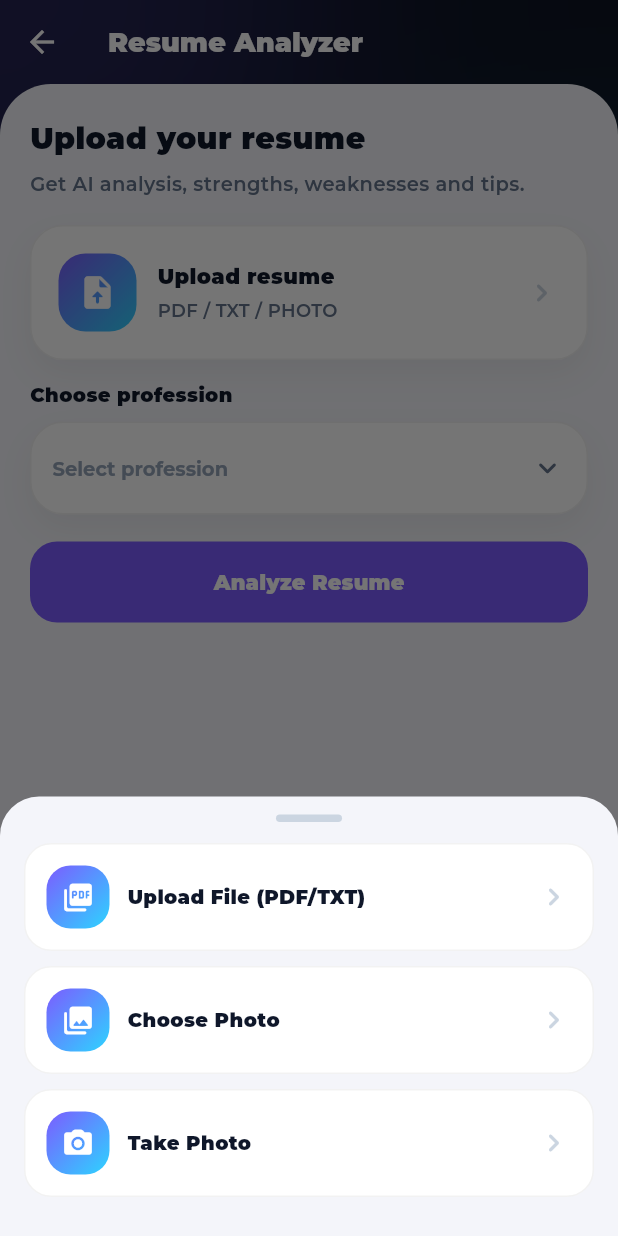
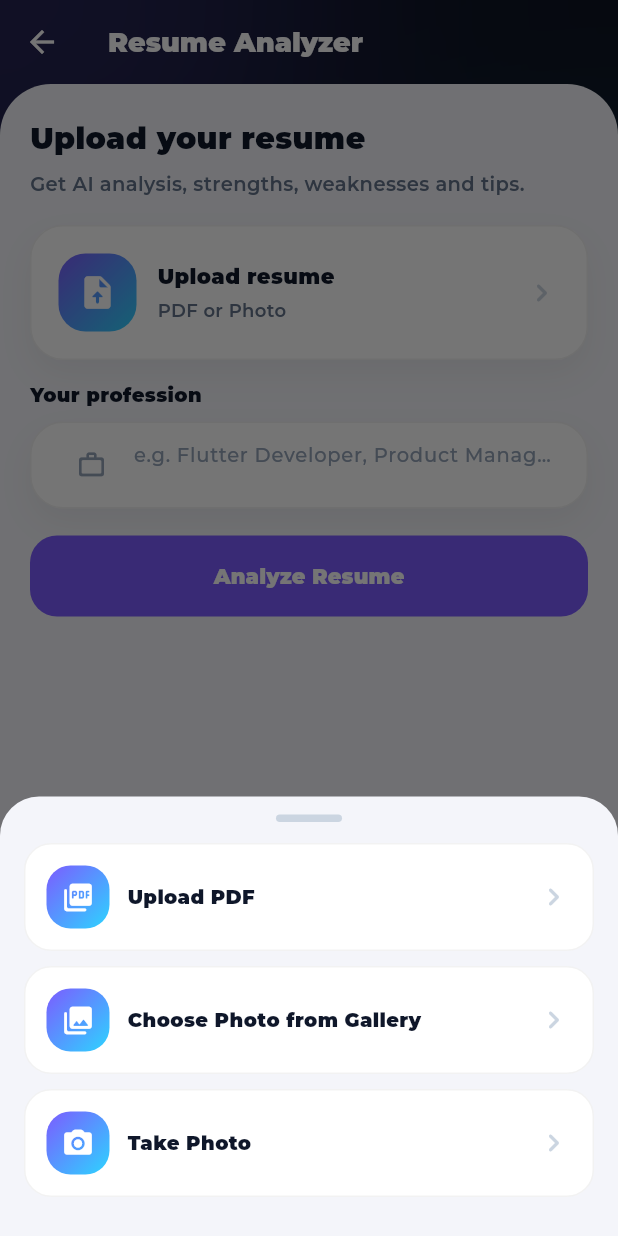
Before and after one commit to dfacee11/DayindAI-Diploma-Project-, a Flutter app: the _ResumeAnalyzerView screen opened directly, after a tap on "Upload resume", on a phone screen of 412 x 824 dp. Run offline on Flutter 3.47's test engine with Material 3 defaults, Android fonts, the phone set to English and light mode, and no system bars; our stand-ins replace cloud_firestore, cloud_functions, file_picker, firebase_auth, firebase_core, google_fonts and 3 more; missing offline and left inert: record; accounts and stored records are empty.

Commit message:
Upload with pfd format in proccess

```diff
--- a/lib/AnalyzeResume/resume_analyzer_page.dart
+++ b/lib/AnalyzeResume/resume_analyzer_page.dart
@@ -20,8 +20,21 @@ class ResumeAnalyzerPage extends StatelessWidget {
   }
 }
 
-class _ResumeAnalyzerView extends StatelessWidget {
+class _ResumeAnalyzerView extends StatefulWidget {
   const _ResumeAnalyzerView();
+
+  @override
+  State<_ResumeAnalyzerView> createState() => _ResumeAnalyzerViewState();
+}
+
+class _ResumeAnalyzerViewState extends State<_ResumeAnalyzerView> {
+  final _professionController = TextEditingController();
+
+  @override
+  void dispose() {
+    _professionController.dispose();
+    super.dispose();
+  }
 
   @override
   Widget build(BuildContext context) {
@@ -42,14 +55,7 @@ class _ResumeAnalyzerView extends StatelessWidget {
       body: Stack(
         children: [
           const DarkTopBackground(),
-          // ✅ белый фон заполняет весь низ
-          Positioned(
-            top: 200,
-            left: 0,
-            right: 0,
-            bottom: 0,
-            child: Container(color: const Color(0xFFF4F5FA)),
-          ),
+          Positioned(top: 200, left: 0, right: 0, bottom: 0, child: Container(color: const Color(0xFFF4F5FA))),
           SafeArea(
             child: LayoutBuilder(
               builder: (context, constraints) => SingleChildScrollView(
@@ -59,10 +65,7 @@ class _ResumeAnalyzerView extends StatelessWidget {
                     width: double.infinity,
                     decoration: const BoxDecoration(
                       color: Color(0xFFF4F5FA),
-                      borderRadius: BorderRadius.only(
-                        topLeft: Radius.circular(34),
-                        topRight: Radius.circular(34),
-                      ),
+                      borderRadius: BorderRadius.only(topLeft: Radius.circular(34), topRight: Radius.circular(34)),
                     ),
                     child: Padding(
                       padding: const EdgeInsets.fromLTRB(20, 22, 20, 30),
@@ -75,9 +78,9 @@ class _ResumeAnalyzerView extends StatelessWidget {
                           const SizedBox(height: 18),
                           _buildUploadCard(context, p),
                           const SizedBox(height: 14),
-                          Text("Choose profession", style: GoogleFonts.montserrat(fontSize: 13, fontWeight: FontWeight.w900, color: const Color(0xFF0F172A))),
+                          Text("Your profession", style: GoogleFonts.montserrat(fontSize: 13, fontWeight: FontWeight.w900, color: const Color(0xFF0F172A))),
                           const SizedBox(height: 8),
-                          _buildDropdown(p),
+                          _buildProfessionField(p),
                           const SizedBox(height: 18),
                           _buildAnalyzeButton(context, p),
                           const SizedBox(height: 20),
@@ -97,6 +100,10 @@ class _ResumeAnalyzerView extends StatelessWidget {
   }
 
   Widget _buildUploadCard(BuildContext context, ResumeAnalyzerProvider p) {
+    final ext = p.selectedResumeFile?.path.split('.').last.toLowerCase();
+    final isPdf = ext == 'pdf';
+    final isImage = ext == 'jpg' || ext == 'jpeg' || ext == 'png';
+
     return WhiteCard(
       child: InkWell(
         borderRadius: BorderRadius.circular(22),
@@ -110,13 +117,21 @@ class _ResumeAnalyzerView extends StatelessWidget {
                 height: 52,
                 decoration: BoxDecoration(
                   borderRadius: BorderRadius.circular(18),
-                  gradient: const LinearGradient(
+                  gradient: LinearGradient(
                     begin: Alignment.topLeft,
                     end: Alignment.bottomRight,
-                    colors: [Color(0xFF7C5CFF), Color(0xFF2DD4FF)],
+                    colors: isPdf
+                        ? [const Color(0xFFEF4444), const Color(0xFFF97316)]
+                        : isImage
+                            ? [const Color(0xFF10B981), const Color(0xFF06B6D4)]
+                            : [const Color(0xFF7C5CFF), const Color(0xFF2DD4FF)],
                   ),
                 ),
-                child: const Icon(Icons.upload_file_rounded, color: Colors.white, size: 26),
+                child: Icon(
+                  isPdf ? Icons.picture_as_pdf_rounded : isImage ? Icons.image_rounded : Icons.upload_file_rounded,
+                  color: Colors.white,
+                  size: 26,
+                ),
               ),
               const SizedBox(width: 14),
               Expanded(
@@ -129,7 +144,7 @@ class _ResumeAnalyzerView extends StatelessWidget {
                     ),
                     const SizedBox(height: 4),
                     Text(
-                      p.selectedResumeFile == null ? "PDF / TXT / PHOTO" : p.selectedResumeFile!.path.split('/').last,
+                      p.selectedResumeFile == null ? "PDF or Photo" : p.selectedResumeFile!.path.split('/').last,
                       maxLines: 1,
                       overflow: TextOverflow.ellipsis,
                       style: GoogleFonts.montserrat(fontSize: 12, fontWeight: FontWeight.w600, color: const Color(0xFF64748B)),
@@ -145,18 +160,20 @@ class _ResumeAnalyzerView extends StatelessWidget {
     );
   }
 
-  Widget _buildDropdown(ResumeAnalyzerProvider p) {
+  Widget _buildProfessionField(ResumeAnalyzerProvider p) {
     return WhiteCard(
       child: Padding(
-        padding: const EdgeInsets.symmetric(horizontal: 14, vertical: 6),
-        child: DropdownButtonFormField<String>(
-          value: p.selectedProfession,
-          decoration: const InputDecoration(border: InputBorder.none),
-          icon: const Icon(Icons.keyboard_arrow_down_rounded, color: Color(0xFF64748B)),
+        padding: const EdgeInsets.symmetric(horizontal: 16, vertical: 4),
+        child: TextField(
+          controller: _professionController,
+          onChanged: p.setProfession,
           style: GoogleFonts.montserrat(color: const Color(0xFF0F172A), fontSize: 13, fontWeight: FontWeight.w700),
-          hint: Text("Select profession", style: GoogleFonts.montserrat(color: const Color(0xFF94A3B8), fontSize: 13, fontWeight: FontWeight.w700)),
-          items: p.professions.map((job) => DropdownMenuItem(value: job, child: Text(job))).toList(),
-          onChanged: p.setProfession,
+          decoration: InputDecoration(
+            border: InputBorder.none,
+            hintText: "e.g. Flutter Developer, Product Manager...",
+            hintStyle: GoogleFonts.montserrat(color: const Color(0xFF94A3B8), fontSize: 13, fontWeight: FontWeight.w500),
+            prefixIcon: const Icon(Icons.work_outline_rounded, color: Color(0xFF94A3B8), size: 20),
+          ),
         ),
       ),
     );
@@ -199,14 +216,13 @@ class _ResumeAnalyzerView extends StatelessWidget {
               mainAxisSize: MainAxisSize.min,
               children: [
                 Container(
-                  width: 44,
-                  height: 5,
+                  width: 44, height: 5,
                   decoration: BoxDecoration(color: const Color(0xFFCBD5E1), borderRadius: BorderRadius.circular(100)),
                 ),
                 const SizedBox(height: 14),
-                BottomSheetTile(icon: Icons.picture_as_pdf_rounded, title: "Upload File (PDF/TXT)", onTap: () async { Navigator.pop(context); await p.pickResumeFile(); }),
-                BottomSheetTile(icon: Icons.photo_library_rounded,   title: "Choose Photo",         onTap: () async { Navigator.pop(context); await p.pickFromGallery(); }),
-                BottomSheetTile(icon: Icons.camera_alt_rounded,      title: "Take Photo",           onTap: () async { Navigator.pop(context); await p.takePhoto(); }),
+                BottomSheetTile(icon: Icons.picture_as_pdf_rounded, title: "Upload PDF", onTap: () async { Navigator.pop(context); await p.pickResumeFile(); }),
+                BottomSheetTile(icon: Icons.photo_library_rounded,  title: "Choose Photo from Gallery", onTap: () async { Navigator.pop(context); await p.pickFromGallery(); }),
+                BottomSheetTile(icon: Icons.camera_alt_rounded,     title: "Take Photo", onTap: () async { Navigator.pop(context); await p.takePhoto(); }),
               ],
             ),
           ),
@@ -234,8 +250,8 @@ class _ResumeAnalyzerView extends StatelessWidget {
                 const SizedBox(height: 10),
                 ...data.levelMatch.entries.map((entry) => _buildLevelBar(entry)),
                 const SizedBox(height: 8),
-                _buildList("Strengths",       data.strengths),
-                _buildList("Weaknesses",      data.weaknesses),
+                _buildList("Strengths", data.strengths),
+                _buildList("Weaknesses", data.weaknesses),
                 _buildList("Recommendations", data.recommendations),
               ],
             ),
@@ -249,8 +265,7 @@ class _ResumeAnalyzerView extends StatelessWidget {
     return Row(
       children: [
         Container(
-          width: 46,
-          height: 46,
+          width: 46, height: 46,
           decoration: BoxDecoration(
             borderRadius: BorderRadius.circular(16),
             gradient: const LinearGradient(
--- a/lib/AnalyzeResume/resume_analyzer_provider.dart
+++ b/lib/AnalyzeResume/resume_analyzer_provider.dart
@@ -1,42 +1,22 @@
 import 'dart:io';
 import 'package:flutter/material.dart';
-import 'ocr_service.dart';
+import 'package:dayindai/AnalyzeResume/ocr_service.dart';
+import 'package:dayindai/AnalyzeResume/resume_upload_service.dart';
 import 'resume_analysis_result.dart';
 import 'resume_analysis_service.dart';
-import 'resume_upload_service.dart';
 
 class ResumeAnalyzerProvider extends ChangeNotifier {
   final OcrService _ocrService = OcrService();
   final ResumeUploadService uploadService = ResumeUploadService();
   final ResumeAnalysisService _analysisService = ResumeAnalysisService();
 
-  String? selectedProfession;
+  String profession = "";
   File? selectedResumeFile;
   bool isAnalyzing = false;
   ResumeAnalysisResult? result;
 
-  final List<String> professions = [
-    "Flutter Developer",
-    "Android Developer",
-    "iOS Developer",
-    "Frontend Developer",
-    "Backend Developer",
-    "Fullstack Developer",
-    "QA Engineer",
-    "Automation QA Engineer",
-    "DevOps Engineer",
-    "Data Analyst",
-    "Data Scientist",
-    "UI/UX Designer",
-    "Product Manager",
-    "Project Manager",
-    "Business Analyst",
-    "System Analyst",
-    "Cybersecurity Specialist",
-  ];
-
-  void setProfession(String? value) {
-    selectedProfession = value;
+  void setProfession(String value) {
+    profession = value;
     notifyListeners();
   }
 
@@ -63,8 +43,8 @@ class ResumeAnalyzerProvider extends ChangeNotifier {
   Future<void> analyze(BuildContext context) async {
     final messenger = ScaffoldMessenger.of(context);
 
-    if (selectedProfession == null) {
-      messenger.showSnackBar(const SnackBar(content: Text("Choose a profession")));
+    if (profession.trim().isEmpty) {
+      messenger.showSnackBar(const SnackBar(content: Text("Enter a profession")));
       return;
     }
 
@@ -78,20 +58,11 @@ class ResumeAnalyzerProvider extends ChangeNotifier {
     notifyListeners();
 
     try {
-      final ext = selectedResumeFile!.path.split('.').last.toLowerCase();
-      String text = "";
-
-      if (ext == "jpg" || ext == "jpeg" || ext == "png") {
-        text = await _ocrService.extractTextFromImage(selectedResumeFile!);
-      } else {
-        text = "File is not a picture: $ext";
-      }
-
+      final text = await _ocrService.extractText(selectedResumeFile!);
       final json = await _analysisService.analyzeWithDeepseek(
         text: text,
-        profession: selectedProfession!,
+        profession: profession.trim(),
       );
-
       result = ResumeAnalysisResult.fromJson(json);
     } catch (e) {
       messenger.showSnackBar(SnackBar(content: Text("Error: $e")));
--- /dev/null
+++ b/package.json
@@ -0,0 +1,5 @@
+{
+  "dependencies": {
+    "pdf-parse": "^2.4.5"
+  }
+}
```
Also changed, not shown: lib/AnalyzeResume/ocr_service.dart (+20 -3 lines), lib/ResumeMatching/resume_matching_provider.dart (+2 -11 lines), package-lock.json (added), 1 other file.
